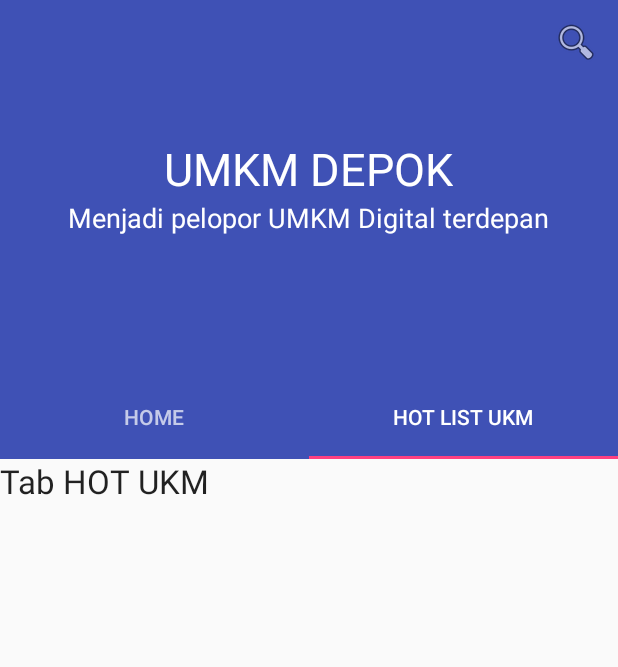
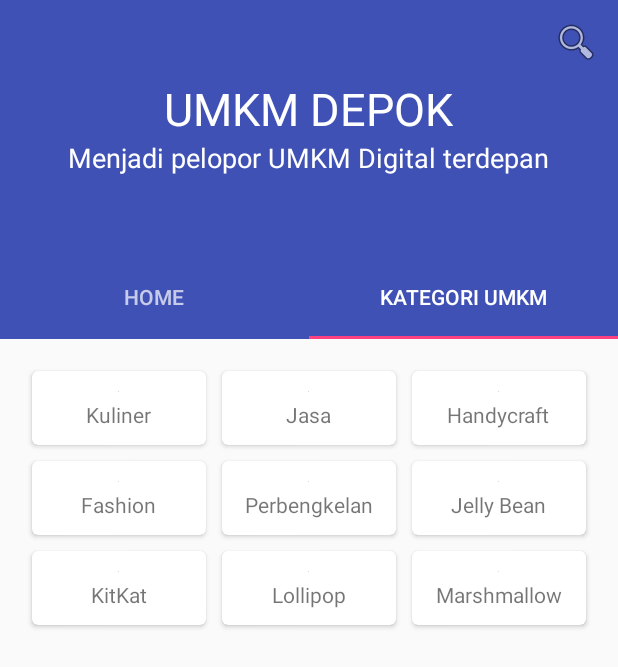
Before and after one commit to adisiji/UkmDepokJadi, an Android app: the screen it shows after launch (MainActivity), tab 2 chosen, on a phone screen of 412 x 824 dp. Shown: the top 667 px of the screen. Run offline under Robolectric (Android 15) with nearby library versions, the phone set to English and light mode, and no system bars; our stand-ins replace Picasso, Volley; libraries missing offline, so code that uses them is left out: org.simpleframework.xml; network calls fail; pictures from the network do not load.

Commit message:
add card + grid layout kategori

```diff
--- a/app/build.gradle
+++ b/app/build.gradle
@@ -34,5 +34,6 @@ dependencies {
     compile 'com.android.support:recyclerview-v7:24.2.0'
     compile 'com.android.support:cardview-v7:24.2.0'
     compile 'com.android.volley:volley:1.0.0'
+    compile 'com.squareup.picasso:picasso:2.5.2'
     compile('org.simpleframework:simple-xml:2.7.1')
 }
--- a/app/src/main/java/com/asneiya/neobyte/umkmdepok/MainActivity.java
+++ b/app/src/main/java/com/asneiya/neobyte/umkmdepok/MainActivity.java
@@ -1,31 +1,17 @@
 package com.asneiya.neobyte.umkmdepok;
 
-import android.app.ProgressDialog;
 import android.support.design.widget.AppBarLayout;
 import android.support.design.widget.CollapsingToolbarLayout;
 import android.support.design.widget.TabLayout;
-import android.support.v4.view.PagerAdapter;
 import android.support.v4.view.ViewPager;
 import android.support.v7.app.AppCompatActivity;
 import android.os.Bundle;
-import android.support.v7.widget.LinearLayoutManager;
-import android.support.v7.widget.RecyclerView;
 import android.support.v7.widget.Toolbar;
 import android.util.Log;
 import android.view.Menu;
 
-import com.android.volley.Request;
-import com.android.volley.Response;
-import com.android.volley.VolleyError;
 import com.android.volley.toolbox.ImageLoader;
-import com.asneiya.neobyte.umkmdepok.SimpleXmlVolleyRequest;
-import com.asneiya.neobyte.umkmdepok.model.RSS.FeedItem;
-import com.asneiya.neobyte.umkmdepok.model.RSS.Rss;
-import com.asneiya.neobyte.umkmdepok.ui.RSS.feed.ItemFeedAdapter;
 import com.asneiya.neobyte.umkmdepok.ui.TabPager.TabAdapter;
-
-import java.util.ArrayList;
-import java.util.List;
 
 public class MainActivity extends AppCompatActivity {
 
@@ -86,7 +72,7 @@ public class MainActivity extends AppCompatActivity {
         final ViewPager viewPager = (ViewPager) findViewById(R.id.viewpager);
         TabLayout tabLayout = (TabLayout) findViewById(R.id.tab_layout);
         tabLayout.addTab(tabLayout.newTab().setText("Home"));
-        tabLayout.addTab(tabLayout.newTab().setText("Hot List UKM"));
+        tabLayout.addTab(tabLayout.newTab().setText("Kategori UMKM"));
         tabLayout.setTabGravity(TabLayout.GRAVITY_FILL);
 
         final TabAdapter adapter = new TabAdapter
--- a/app/src/main/java/com/asneiya/neobyte/umkmdepok/ui/TabPager/TabHotUkm.java
+++ b/app/src/main/java/com/asneiya/neobyte/umkmdepok/ui/TabPager/TabHotUkm.java
@@ -2,20 +2,55 @@ package com.asneiya.neobyte.umkmdepok.ui.TabPager;
 
 import android.os.Bundle;
 import android.support.v4.app.Fragment;
+import android.support.v7.widget.GridLayoutManager;
+import android.support.v7.widget.RecyclerView;
 import android.view.LayoutInflater;
 import android.view.View;
 import android.view.ViewGroup;
 
 import com.asneiya.neobyte.umkmdepok.R;
+import com.asneiya.neobyte.umkmdepok.ui.kategori.AdapterKategori;
 
 /**
  * Created by neobyte on 8/24/2016.
  */
 
 public class TabHotUkm extends Fragment {
+    private View rv;
+    private static final String [] prgmNameList={
+            "Kuliner",
+            "Jasa",
+            "Handycraft",
+            "Fashion",
+            "Perbengkelan",
+            "Jelly Bean",
+            "KitKat",
+            "Lollipop",
+            "Marshmallow"};
+    private static final String [] prgmImages={
+            "http://api.learn2crack.com/android/images/eclair.png",
+            "http://api.learn2crack.com/android/images/froyo.png",
+            "http://api.learn2crack.com/android/images/ginger.png",
+            "http://api.learn2crack.com/android/images/honey.png",
+            "http://api.learn2crack.com/android/images/icecream.png",
+            "http://api.learn2crack.com/android/images/jellybean.png",
+            "http://api.learn2crack.com/android/images/kitkat.png",
+            "http://api.learn2crack.com/android/images/lollipop.png",
+            "http://api.learn2crack.com/android/images/marshmallow.png"};
 
     @Override
     public View onCreateView(LayoutInflater inflater, ViewGroup container, Bundle savedInstanceState) {
-        return inflater.inflate(R.layout.list_hot_ukm, container, false);
+        rv = inflater.inflate(R.layout.list_hot_ukm, container, false);
+        initViews();
+        return rv;
+    }
+
+    private void initViews(){
+        RecyclerView recyclerView = (RecyclerView)rv.findViewById(R.id.cardKategori);
+        recyclerView.setHasFixedSize(true);
+        RecyclerView.LayoutManager layoutManager = new GridLayoutManager(this.getContext(),3);
+        recyclerView.setLayoutManager(layoutManager);
+        AdapterKategori adapter = new AdapterKategori(this.getContext(),prgmNameList,prgmImages);
+        recyclerView.setAdapter(adapter);
     }
 }
--- /dev/null
+++ b/app/src/main/java/com/asneiya/neobyte/umkmdepok/ui/kategori/AdapterKategori.java
@@ -0,0 +1,61 @@
+package com.asneiya.neobyte.umkmdepok.ui.kategori;
+
+import android.content.Context;
+import android.support.v7.widget.RecyclerView;
+import android.view.LayoutInflater;
+import android.view.View;
+import android.view.ViewGroup;
+import android.widget.ImageView;
+import android.widget.TextView;
+
+import com.asneiya.neobyte.umkmdepok.R;
+import com.squareup.picasso.Picasso;
+
+/**
+ * Created by neobyte on 8/24/2016.
+ */
+public class AdapterKategori extends RecyclerView.Adapter<AdapterKategori.ViewHolder> {
+
+        String [] nama;
+        Context context;
+        String [] imageId;
+
+        public AdapterKategori(Context context, String[] catNameList, String[] prgmImages) {
+            // TODO Auto-generated constructor stub
+            nama=catNameList;
+            this.context=context;
+            imageId=prgmImages;
+        }
+
+    @Override
+    public AdapterKategori.ViewHolder onCreateViewHolder(ViewGroup viewGroup, int i) {
+        View view = LayoutInflater.from(viewGroup.getContext()).inflate(R.layout.card_kategori, viewGroup, false);
+        return new ViewHolder(view);
+    }
+
+    @Override
+    public void onBindViewHolder(AdapterKategori.ViewHolder viewHolder, int i) {
+
+        viewHolder.nama_kat.setText(nama[i]);
+        Picasso.with(context).load(imageId[i])
+                .resize(250,200)
+                .centerInside()
+                .into(viewHolder.img_kat);
+    }
+
+    @Override
+    public int getItemCount() {
+        return nama.length;
+    }
+
+    public class ViewHolder extends RecyclerView.ViewHolder{
+        private TextView nama_kat;
+        private ImageView img_kat;
+        public ViewHolder(View view) {
+            super(view);
+            nama_kat = (TextView)view.findViewById(R.id.nama_kategori);
+            img_kat = (ImageView) view.findViewById(R.id.imgKategori);
+        }
+    }
+
+}
--- /dev/null
+++ b/app/src/main/res/layout/card_kategori.xml
@@ -0,0 +1,30 @@
+<?xml version="1.0" encoding="utf-8"?>
+<android.support.v7.widget.CardView
+    xmlns:card_view="http://schemas.android.com/apk/res-auto"
+    xmlns:android="http://schemas.android.com/apk/res/android"
+    android:id="@+id/card_view"
+    android:layout_width="match_parent"
+    android:layout_height="wrap_content"
+    card_view:cardCornerRadius="4dp"
+    android:layout_margin="5dp">
+
+    <LinearLayout
+        android:layout_width="match_parent"
+        android:layout_height="match_parent"
+        android:orientation="vertical"
+        android:gravity="center_horizontal"
+        android:padding="5dp">
+        <ImageView
+            android:id="@+id/imgKategori"
+            android:layout_width="wrap_content"
+            android:layout_height="wrap_content"
+            android:layout_marginTop="8dp"/>
+        <TextView
+            android:id="@+id/nama_kategori"
+            android:layout_width="wrap_content"
+            android:layout_height="wrap_content"
+            android:layout_marginBottom="5dp"
+            android:layout_marginTop="5dp"/>
+    </LinearLayout>
+
+</android.support.v7.widget.CardView>
--- a/app/src/main/res/layout/list_hot_ukm.xml
+++ b/app/src/main/res/layout/list_hot_ukm.xml
@@ -1,12 +1,14 @@
-<?xml version="1.0" encoding="utf-8"?>
-<LinearLayout xmlns:android="http://schemas.android.com/apk/res/android"
-    android:orientation="vertical" android:layout_width="match_parent"
-    android:layout_height="match_parent">
+<RelativeLayout xmlns:android="http://schemas.android.com/apk/res/android"
+    android:layout_width="match_parent"
+    android:layout_height="match_parent"
+    android:paddingLeft="@dimen/activity_horizontal_margin"
+    android:paddingRight="@dimen/activity_horizontal_margin"
+    android:paddingTop="@dimen/activity_vertical_margin"
+    android:paddingBottom="@dimen/activity_vertical_margin">
 
-    <TextView
-        android:layout_width="wrap_content"
-        android:layout_height="wrap_content"
-        android:textAppearance="?android:attr/textAppearanceLarge"
-        android:text="Tab HOT UKM"
-        android:id="@+id/textView" />
-</LinearLayout>
+    <android.support.v7.widget.RecyclerView
+        android:id="@+id/cardKategori"
+        android:layout_width="match_parent"
+        android:layout_height="match_parent"
+        />
+</RelativeLayout>
--- a/app/src/main/res/values/dimens.xml
+++ b/app/src/main/res/values/dimens.xml
@@ -4,7 +4,7 @@
     <dimen name="activity_vertical_margin">16dp</dimen>
     <dimen name="fab_margin">16dp</dimen>
     <dimen name="item_offset">10dp</dimen>
-    <dimen name="detail_backdrop_height">250dp</dimen>
+    <dimen name="detail_backdrop_height">170dp</dimen>
     <dimen name="backdrop_title">30dp</dimen>
     <dimen name="backdrop_subtitle">18dp</dimen>
     <dimen name="card_margin">5dp</dimen>
```
